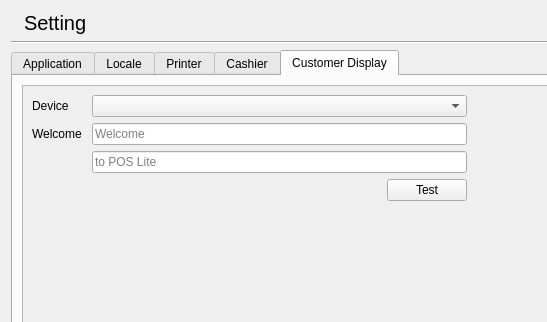
lahirunirmalx/sultan, file libgui/setting/settingwidget.ui: the form before one commit; both pictures show x 0 to 547 and y 0 to 322 of the 934 by 661 pixel window.
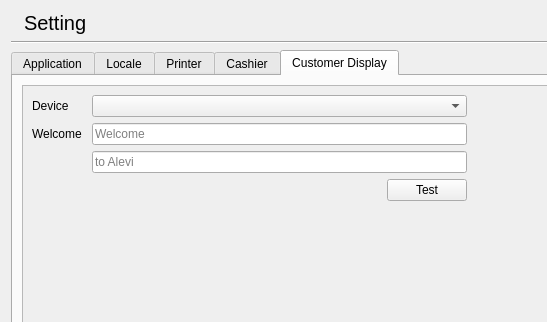
The form after the commit. The open tabs and pages were chosen to show the change. Icons and pictures are not drawn.

Commit message:
Replace POS Lite branding with Alevi
- Updated global_constant.h APP_NAME, WINDOW_TITLE, ABOUT_APP_NAME
- Updated mainwindow.ui window title
- Updated settingwidget.ui and settingwidget.cpp welcome text
- Updated core.cpp error message

Patch:
```diff
--- a/libgui/setting/settingwidget.ui
+++ b/libgui/setting/settingwidget.ui
@@ -1313,7 +1313,7 @@
                <item row="2" column="1">
                 <widget class="QLineEdit" name="lineWelcome2">
                  <property name="placeholderText">
-                  <string>to POS Lite</string>
+                  <string>to Alevi</string>
                  </property>
                 </widget>
                </item>
```
The commit also changes 4 other files.
